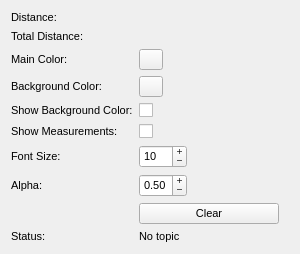
Old version of the form mapviz_plugins/ui/measuring_config.ui in the repository swri-robotics/mapviz.
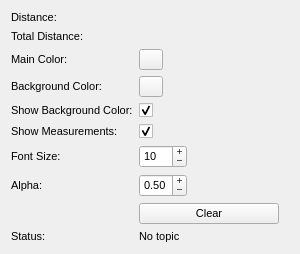
New version of the form. Custom widgets are drawn as their Qt base class.

Commit message: Default show background and measuring text to true

```diff
--- a/mapviz_plugins/ui/measuring_config.ui
+++ b/mapviz_plugins/ui/measuring_config.ui
@@ -109,6 +109,9 @@
      <property name="text">
       <string/>
      </property>
+     <property name="checked">
+      <bool>true</bool>
+     </property>
     </widget>
    </item>
    <item row="5" column="0">
@@ -179,6 +182,9 @@
      <property name="text">
       <string/>
      </property>
+     <property name="checked">
+      <bool>true</bool>
+     </property>
     </widget>
    </item>
    <item row="6" column="1">
```
